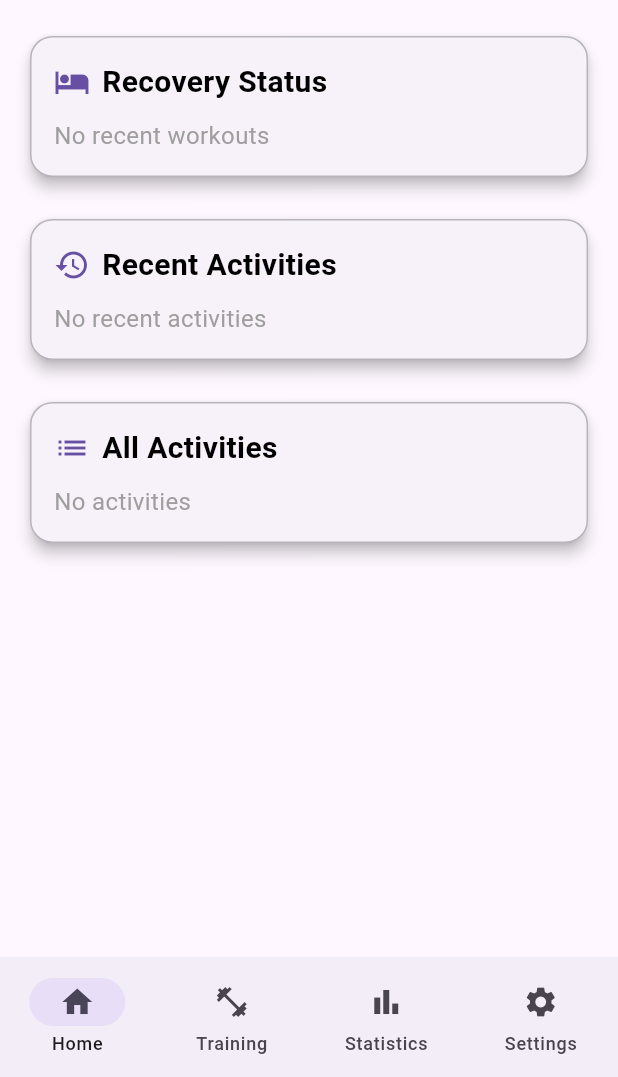
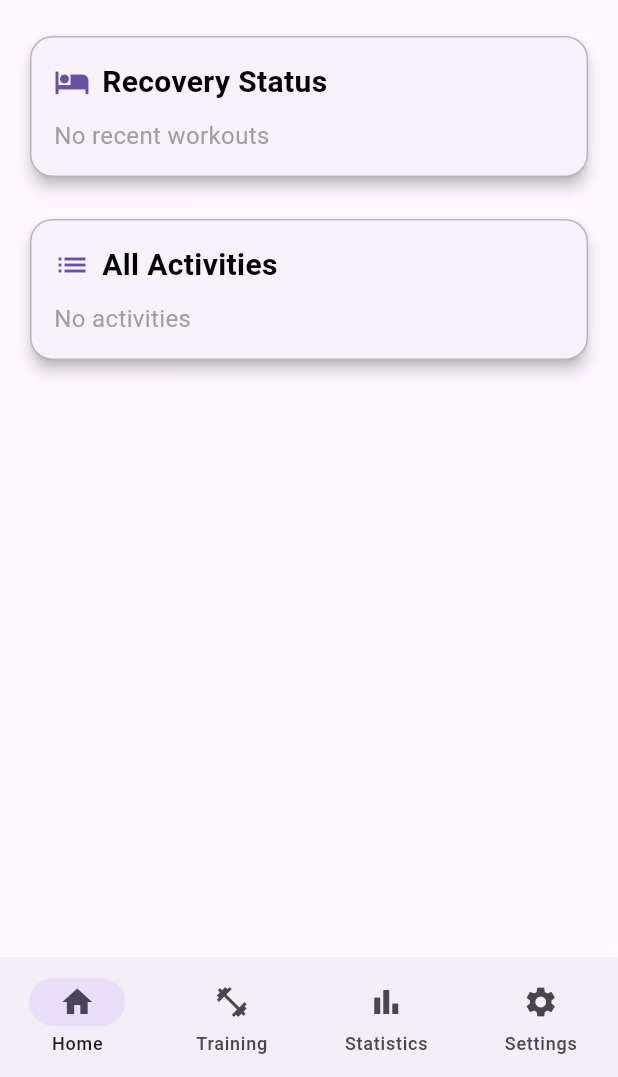
Before and after one commit to DanisAlfonso/GymTracker, a Flutter app: the screen it shows once a user with an empty profile is signed in, on a phone screen of 412 x 824 dp, the part 159-1236 px from its top. Run offline on Flutter 3.47's test engine with Material 3 defaults, Android fonts, the phone set to English and light mode, and no system bars; our stand-ins replace cloud_firestore, firebase_auth, firebase_core, fl_chart, google_sign_in, image_picker and 2 more; accounts and stored records are empty; project files that could hold a hidden picture were left out.

Commit message:
Remove Recent Activities from Home screen

```diff
--- a/lib/screens/home_screen.dart
+++ b/lib/screens/home_screen.dart
@@ -1,3 +1,4 @@
+// lib/screens/home_screen.dart
 import 'package:flutter/material.dart';
 import 'package:provider/provider.dart';
 import 'package:intl/intl.dart';
@@ -13,7 +14,6 @@ class HomeScreen extends StatelessWidget {
   Widget build(BuildContext context) {
     final appLocalizations = AppLocalizations.of(context);
     final workoutModel = Provider.of<WorkoutModel>(context);
-    final recentWorkouts = workoutModel.workouts.take(5).toList();
     final theme = Theme.of(context);
     final cardBorder = BorderSide(color: theme.dividerColor.withOpacity(0.5));
 
@@ -32,69 +32,7 @@ class HomeScreen extends StatelessWidget {
             const SizedBox(height: 20),
             const RecoveryStatus(), // Add the RecoveryStatus widget
             const SizedBox(height: 20),
-            _buildRecentActivities(context, recentWorkouts, cardBorder),
-            const SizedBox(height: 20),
             _buildAllActivities(context, workoutModel.workouts, cardBorder),
-          ],
-        ),
-      ),
-    );
-  }
-
-  Widget _buildRecentActivities(BuildContext context, List<Workout> recentWorkouts, BorderSide cardBorder) {
-    final appLocalizations = AppLocalizations.of(context);
-    final theme = Theme.of(context);
-    final isDarkMode = theme.brightness == Brightness.dark;
-    final iconColor = isDarkMode ? Colors.white : theme.primaryColor;
-    final textColor = isDarkMode ? Colors.white : Colors.black;
-
-    Map<String, List<Workout>> groupedWorkouts = {};
-
-    for (var workout in recentWorkouts) {
-      String categoryKey = "${workout.exercise.localizationKey}_description";
-      String category = appLocalizations?.translate(categoryKey) ?? workout.exercise.description;
-      if (groupedWorkouts[category] == null) {
-        groupedWorkouts[category] = [];
-      }
-      groupedWorkouts[category]!.add(workout);
-    }
-
-    return Card(
-      elevation: 4,
-      shape: RoundedRectangleBorder(
-        borderRadius: BorderRadius.circular(15),
-        side: cardBorder,
-      ),
-      child: Padding(
-        padding: const EdgeInsets.all(16.0),
-        child: Column(
-          crossAxisAlignment: CrossAxisAlignment.start,
-          children: [
-            Row(
-              children: [
-                Icon(Icons.history, color: iconColor), // Adjusted icon color based on theme
-                const SizedBox(width: 8),
-                Text(
-                  appLocalizations?.translate('recent_activities') ?? 'Recent Activities',
-                  style: TextStyle(fontSize: 20, fontWeight: FontWeight.bold, color: textColor),
-                ),
-              ],
-            ),
-            const SizedBox(height: 10),
-            ...groupedWorkouts.entries.map((entry) {
-              return ExpansionTile(
-                title: Text(
-                  entry.key,
-                  style: TextStyle(fontSize: 18, fontWeight: FontWeight.bold, color: textColor),
-                ),
-                children: [_buildWorkoutDataTable(context, entry.value)],
-              );
-            }),
-            if (recentWorkouts.isEmpty)
-              Text(
-                appLocalizations?.translate('no_recent_activities') ?? 'No recent activities',
-                style: const TextStyle(fontSize: 16, color: Colors.grey),
-              ),
           ],
         ),
       ),
```
